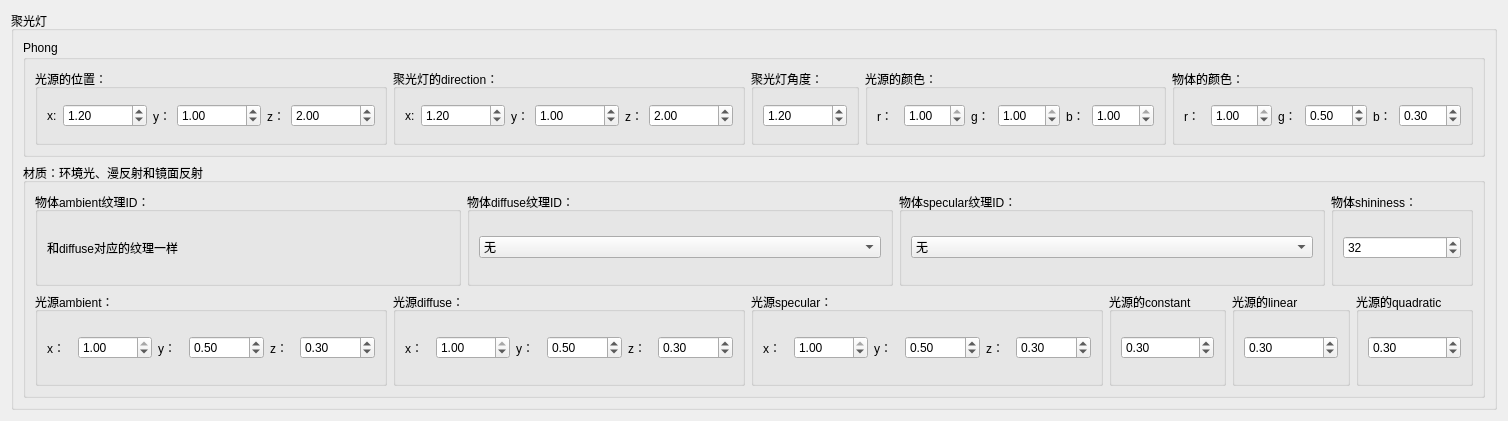
First picture: the form in 02-BaseLighting/09-spot-light/spot_light.ui, repository WeiMuYang/rendering-tool, before the edit.
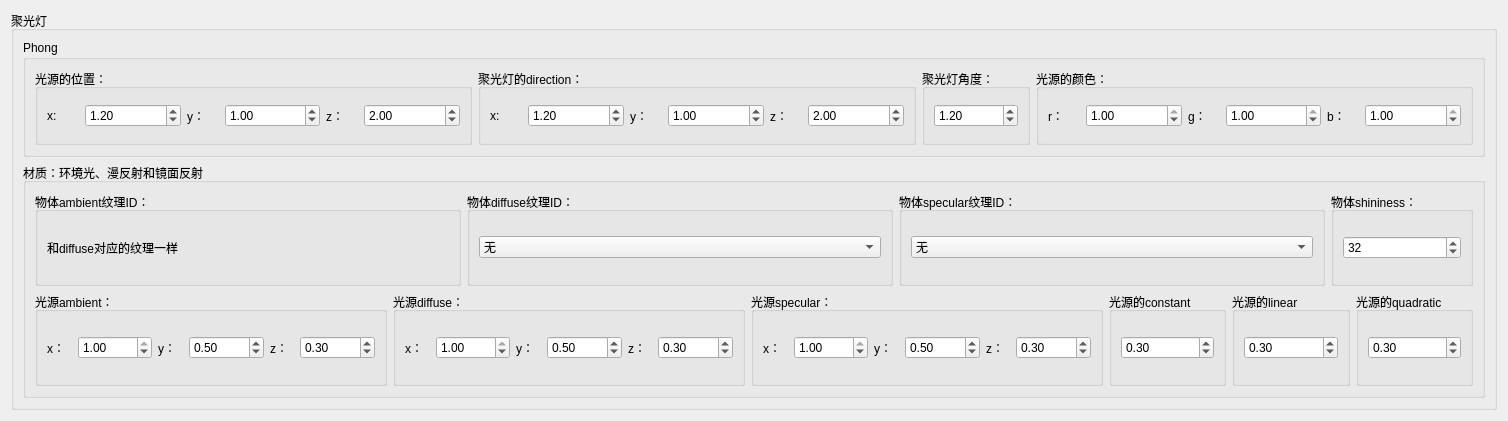
Second picture: the form after the edit.

Diff of the .ui file:
```diff
--- a/02-BaseLighting/09-spot-light/spot_light.ui
+++ b/02-BaseLighting/09-spot-light/spot_light.ui
@@ -331,90 +331,6 @@
                </layout>
               </widget>
              </item>
-             <item>
-              <widget class="QGroupBox" name="colorUniformBox_3">
-               <property name="minimumSize">
-                <size>
-                 <width>0</width>
-                 <height>20</height>
-                </size>
-               </property>
-               <property name="title">
-                <string>物体的颜色：</string>
-               </property>
-               <layout class="QHBoxLayout" name="horizontalLayout_6" stretch="1,3,1,3,1,3">
-                <item>
-                 <widget class="QLabel" name="label_12">
-                  <property name="text">
-                   <string>r：</string>
-                  </property>
-                 </widget>
-                </item>
-                <item>
-                 <widget class="QDoubleSpinBox" name="Obj_X_SpinBox">
-                  <property name="minimum">
-                   <double>0.000000000000000</double>
-                  </property>
-                  <property name="maximum">
-                   <double>1.000000000000000</double>
-                  </property>
-                  <property name="singleStep">
-                   <double>0.100000000000000</double>
-                  </property>
-                  <property name="value">
-                   <double>1.000000000000000</double>
-                  </property>
-                 </widget>
-                </item>
-                <item>
-                 <widget class="QLabel" name="label_13">
-                  <property name="text">
-                   <string>g：</string>
-                  </property>
-                 </widget>
-                </item>
-                <item>
-                 <widget class="QDoubleSpinBox" name="Obj_Y_SpinBox">
-                  <property name="minimum">
-                   <double>0.000000000000000</double>
-                  </property>
-                  <property name="maximum">
-                   <double>1.000000000000000</double>
-                  </property>
-                  <property name="singleStep">
-                   <double>0.100000000000000</double>
-                  </property>
-                  <property name="value">
-                   <double>0.500000000000000</double>
-                  </property>
-                 </widget>
-                </item>
-                <item>
-                 <widget class="QLabel" name="label_14">
-                  <property name="text">
-                   <string>b：</string>
-                  </property>
-                 </widget>
-                </item>
-                <item>
-                 <widget class="QDoubleSpinBox" name="Obj_Z_SpinBox">
-                  <property name="minimum">
-                   <double>0.000000000000000</double>
-                  </property>
-                  <property name="maximum">
-                   <double>1.000000000000000</double>
-                  </property>
-                  <property name="singleStep">
-                   <double>0.100000000000000</double>
-                  </property>
-                  <property name="value">
-                   <double>0.300000000000000</double>
-                  </property>
-                 </widget>
-                </item>
-               </layout>
-              </widget>
-             </item>
             </layout>
            </item>
           </layout>
```
